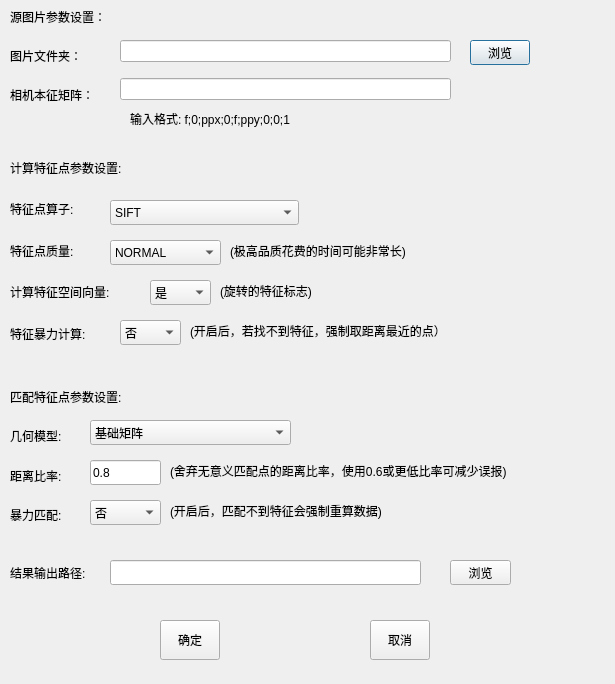
Above: dialog_featurematch.ui from zxczhai/OpenScan3D before the change. Below: the same form after it.
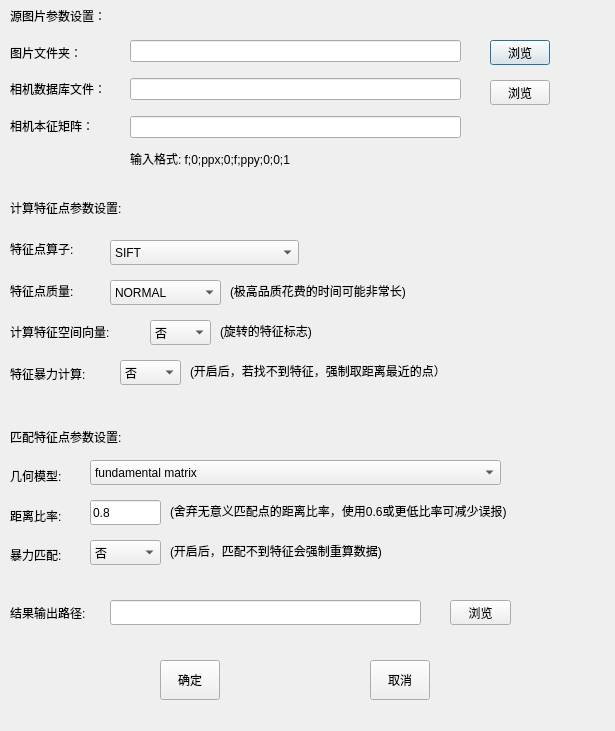
That is the form after the change.

What changed in the file:
```diff
--- a/dialog_featurematch.ui
+++ b/dialog_featurematch.ui
@@ -7,7 +7,7 @@
     <x>0</x>
     <y>0</y>
     <width>615</width>
-    <height>684</height>
+    <height>731</height>
    </rect>
   </property>
   <property name="windowTitle">
@@ -19,7 +19,7 @@
      <x>10</x>
      <y>0</y>
      <width>122</width>
-     <height>111</height>
+     <height>141</height>
     </rect>
    </property>
    <layout class="QVBoxLayout" name="verticalLayout_4">
@@ -37,6 +37,13 @@
       </property>
      </widget>
     </item>
+    <item>
+     <widget class="QLabel" name="label_13">
+      <property name="text">
+       <string>相机数据库文件：</string>
+      </property>
+     </widget>
+    </item>
     <item>
      <widget class="QLabel" name="label_3">
       <property name="text">
@@ -49,7 +56,7 @@
   <widget class="QPushButton" name="pushButton_browseInputDir">
    <property name="geometry">
     <rect>
-     <x>470</x>
+     <x>490</x>
      <y>40</y>
      <width>60</width>
      <height>25</height>
@@ -63,7 +70,7 @@
    <property name="geometry">
     <rect>
      <x>130</x>
-     <y>110</y>
+     <y>150</y>
      <width>211</width>
      <height>17</height>
     </rect>
@@ -76,7 +83,7 @@
    <property name="geometry">
     <rect>
      <x>10</x>
-     <y>150</y>
+     <y>190</y>
      <width>151</width>
      <height>201</height>
     </rect>
@@ -122,10 +129,10 @@
   <widget class="QWidget" name="verticalLayoutWidget_3">
    <property name="geometry">
     <rect>
-     <x>120</x>
+     <x>130</x>
      <y>30</y>
      <width>331</width>
-     <height>81</height>
+     <height>121</height>
     </rect>
    </property>
    <layout class="QVBoxLayout" name="verticalLayout_2">
@@ -133,7 +140,10 @@
      <widget class="QLineEdit" name="lineEdit_inputDir"/>
     </item>
     <item>
-     <widget class="QLineEdit" name="lineEdit_kMatrix"/>
+     <widget class="QLineEdit" name="lineEdit_databaseDir"/>
+    </item>
+    <item>
+     <widget class="QLineEdit" name="lineEdit_eigenMatrix"/>
     </item>
    </layout>
   </widget>
@@ -141,7 +151,7 @@
    <property name="geometry">
     <rect>
      <x>230</x>
-     <y>240</y>
+     <y>280</y>
      <width>231</width>
      <height>21</height>
     </rect>
@@ -154,7 +164,7 @@
    <property name="geometry">
     <rect>
      <x>110</x>
-     <y>240</y>
+     <y>280</y>
      <width>111</width>
      <height>25</height>
     </rect>
@@ -179,7 +189,7 @@
    <property name="geometry">
     <rect>
      <x>110</x>
-     <y>200</y>
+     <y>240</y>
      <width>189</width>
      <height>25</height>
     </rect>
@@ -209,14 +219,14 @@
    <property name="geometry">
     <rect>
      <x>150</x>
-     <y>280</y>
+     <y>320</y>
      <width>61</width>
      <height>25</height>
     </rect>
    </property>
    <item>
     <property name="text">
-     <string>是</string>
+     <string>否</string>
     </property>
    </item>
    <item>
@@ -229,7 +239,7 @@
    <property name="geometry">
     <rect>
      <x>120</x>
-     <y>320</y>
+     <y>360</y>
      <width>61</width>
      <height>25</height>
     </rect>
@@ -249,7 +259,7 @@
    <property name="geometry">
     <rect>
      <x>220</x>
-     <y>280</y>
+     <y>320</y>
      <width>121</width>
      <height>21</height>
     </rect>
@@ -262,7 +272,7 @@
    <property name="geometry">
     <rect>
      <x>190</x>
-     <y>320</y>
+     <y>360</y>
      <width>321</width>
      <height>21</height>
     </rect>
@@ -275,7 +285,7 @@
    <property name="geometry">
     <rect>
      <x>10</x>
-     <y>380</y>
+     <y>420</y>
      <width>141</width>
      <height>151</height>
     </rect>
@@ -315,14 +325,14 @@
    <property name="geometry">
     <rect>
      <x>90</x>
-     <y>420</y>
-     <width>201</width>
+     <y>460</y>
+     <width>411</width>
      <height>25</height>
     </rect>
    </property>
    <item>
     <property name="text">
-     <string>基础矩阵</string>
+     <string>fundamental matrix</string>
     </property>
    </item>
    <item>
@@ -350,7 +360,7 @@
    <property name="geometry">
     <rect>
      <x>90</x>
-     <y>460</y>
+     <y>500</y>
      <width>71</width>
      <height>25</height>
     </rect>
@@ -363,7 +373,7 @@
    <property name="geometry">
     <rect>
      <x>90</x>
-     <y>500</y>
+     <y>540</y>
      <width>71</width>
      <height>25</height>
     </rect>
@@ -383,7 +393,7 @@
    <property name="geometry">
     <rect>
      <x>170</x>
-     <y>500</y>
+     <y>540</y>
      <width>271</width>
      <height>21</height>
     </rect>
@@ -396,7 +406,7 @@
    <property name="geometry">
     <rect>
      <x>170</x>
-     <y>460</y>
+     <y>500</y>
      <width>431</width>
      <height>21</height>
     </rect>
@@ -409,7 +419,7 @@
    <property name="geometry">
     <rect>
      <x>10</x>
-     <y>552</y>
+     <y>592</y>
      <width>111</width>
      <height>41</height>
     </rect>
@@ -422,7 +432,7 @@
    <property name="geometry">
     <rect>
      <x>110</x>
-     <y>560</y>
+     <y>600</y>
      <width>311</width>
      <height>25</height>
     </rect>
@@ -432,7 +442,7 @@
    <property name="geometry">
     <rect>
      <x>450</x>
-     <y>560</y>
+     <y>600</y>
      <width>61</width>
      <height>25</height>
     </rect>
@@ -445,7 +455,7 @@
    <property name="geometry">
     <rect>
      <x>160</x>
-     <y>620</y>
+     <y>660</y>
      <width>60</width>
      <height>40</height>
     </rect>
@@ -458,7 +468,7 @@
    <property name="geometry">
     <rect>
      <x>370</x>
-     <y>620</y>
+     <y>660</y>
      <width>60</width>
      <height>40</height>
     </rect>
@@ -467,6 +477,19 @@
     <string>取消</string>
    </property>
   </widget>
+  <widget class="QPushButton" name="pushButton_browseDatabaseDir">
+   <property name="geometry">
+    <rect>
+     <x>490</x>
+     <y>80</y>
+     <width>60</width>
+     <height>25</height>
+    </rect>
+   </property>
+   <property name="text">
+    <string>浏览</string>
+   </property>
+  </widget>
  </widget>
  <resources/>
  <connections/>
```
Left out of the diff: 17 changed lines with no effect on the pictures.
